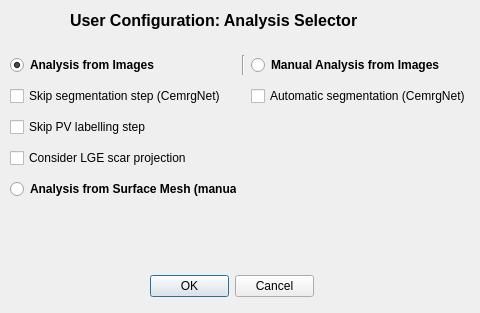
The window that CemrgApp/Plugins/kcl.cemrgapp.atrialfibres/src/internal/AtrialFibresViewUIAnalysisSelector.ui (OpenHeartDevelopers/CemrgApp) describes before a commit, drawn with Qt 5.
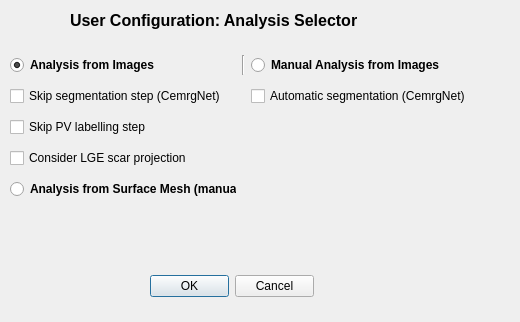
The same window after the commit.

Commit message: [feature] Project Analysis Selector UI implemented. Testing

Diff of the .ui file:
```diff
--- a/CemrgApp/Plugins/kcl.cemrgapp.atrialfibres/src/internal/AtrialFibresViewUIAnalysisSelector.ui
+++ b/CemrgApp/Plugins/kcl.cemrgapp.atrialfibres/src/internal/AtrialFibresViewUIAnalysisSelector.ui
@@ -6,8 +6,8 @@
    <rect>
     <x>0</x>
     <y>0</y>
-    <width>480</width>
-    <height>313</height>
+    <width>520</width>
+    <height>322</height>
    </rect>
   </property>
   <property name="minimumSize">
@@ -18,8 +18,8 @@
   </property>
   <property name="maximumSize">
    <size>
-    <width>480</width>
-    <height>480</height>
+    <width>520</width>
+    <height>520</height>
    </size>
   </property>
   <property name="windowTitle">
```
Left out of the diff: 2 changed lines with no effect on the pictures. The commit also changes 2 other files.
